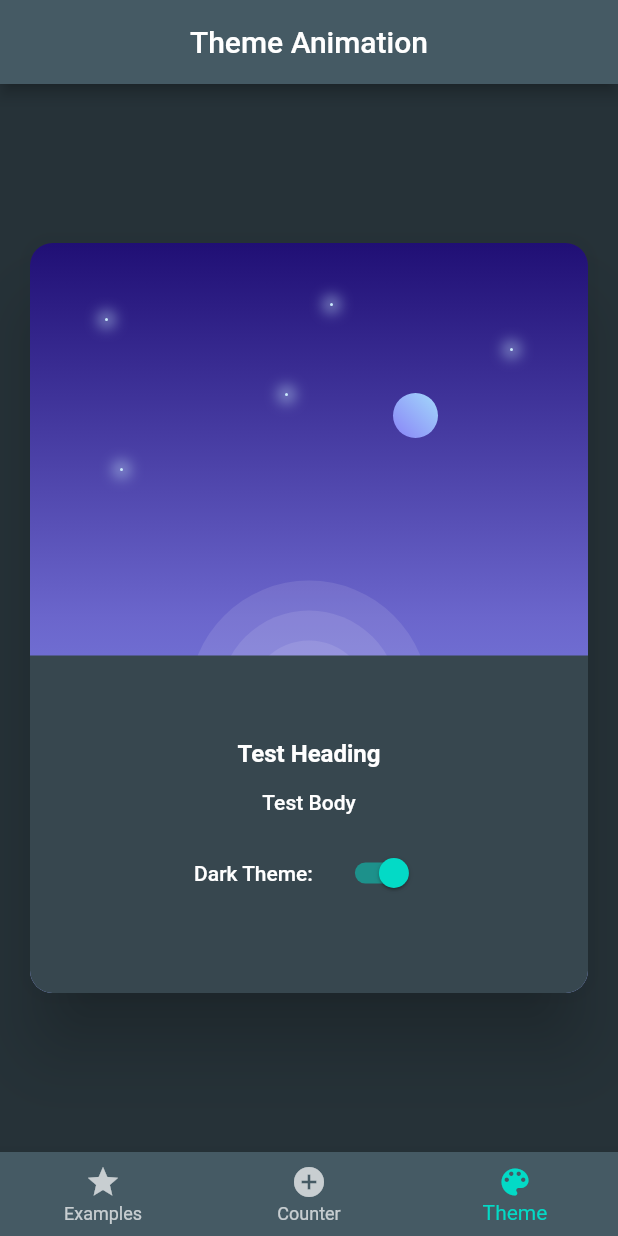
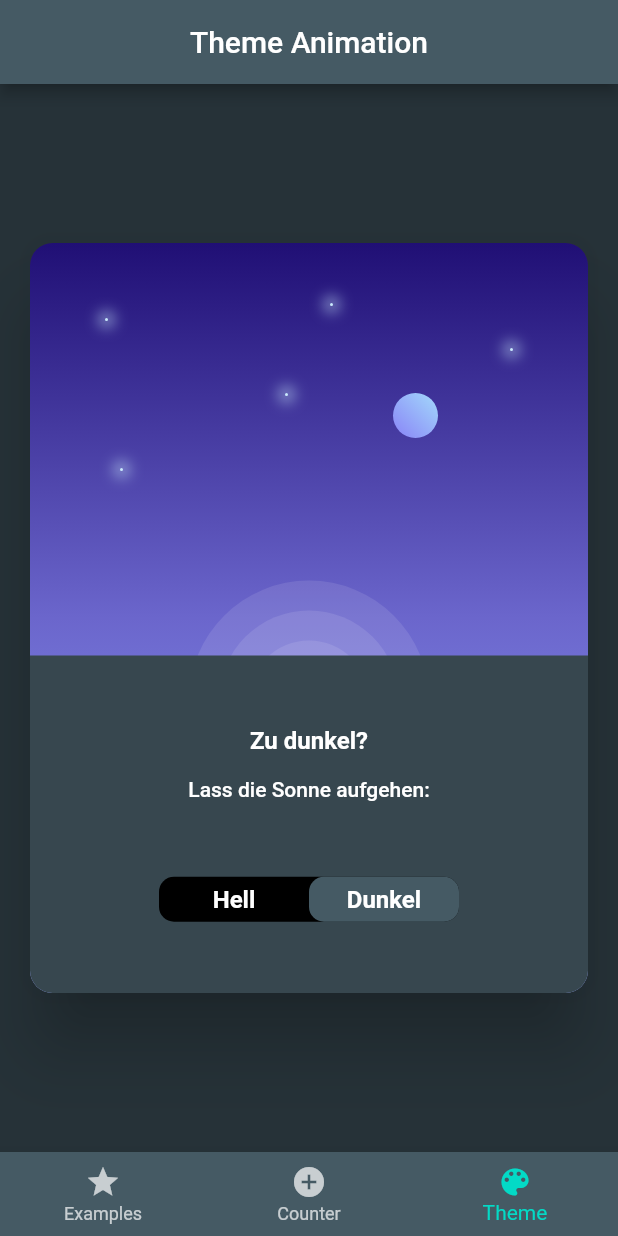
Before and after one commit to SymLynks/flutter_basics_tutorial_progress, a Flutter app: the screen it shows after launch, item 3 of the bottom bar chosen, on a phone screen of 412 x 824 dp. Run offline on Flutter 3.47's test engine with Material 2 defaults, Android fonts, the light colour scheme and no system bars.

Commit message:
added animated theme switch and theme panel width constraints

```diff
--- a/lib/presentation/theme_animation/theme_animation_page.dart
+++ b/lib/presentation/theme_animation/theme_animation_page.dart
@@ -3,6 +3,7 @@ import 'package:flutter_grundlagen/application/theme_service.dart';
 import 'package:flutter_grundlagen/presentation/theme_animation/widgets/moon.dart';
 import 'package:flutter_grundlagen/presentation/theme_animation/widgets/star.dart';
 import 'package:flutter_grundlagen/presentation/theme_animation/widgets/sun.dart';
+import 'package:flutter_grundlagen/presentation/theme_animation/widgets/theme_switch.dart';
 import 'package:provider/provider.dart';
 
 class ThemeAnimationPage extends StatelessWidget {
@@ -27,7 +28,7 @@ class ThemeAnimationPage extends StatelessWidget {
               borderRadius: BorderRadius.circular(15),
               elevation: 20,
               child: ConstrainedBox(
-                constraints: const BoxConstraints(minWidth: double.infinity),
+                constraints: const BoxConstraints(minWidth: 100, maxWidth: 500),
                 child: Container(
                   height: 500,
                   decoration: BoxDecoration(
@@ -49,16 +50,11 @@ class ThemeAnimationPage extends StatelessWidget {
                   ),
                   child: Stack(
                     children: [
-                      const Positioned(
-                          top: 70, right: 50, child: AnimatedStar()),
-                      const Positioned(
-                          top: 150, left: 60, child: AnimatedStar()),
-                      const Positioned(
-                          top: 40, left: 200, child: AnimatedStar()),
-                      const Positioned(
-                          top: 50, left: 50, child: AnimatedStar()),
-                      const Positioned(
-                          top: 100, right: 200, child: AnimatedStar()),
+                      const Positioned(top: 70, right: 50, child: AnimatedStar()),
+                      const Positioned(top: 150, left: 60, child: AnimatedStar()),
+                      const Positioned(top: 40, left: 200, child: AnimatedStar()),
+                      const Positioned(top: 50, left: 50, child: AnimatedStar()),
+                      const Positioned(top: 100, right: 200, child: AnimatedStar()),
                       AnimatedPositioned(
                         duration: const Duration(milliseconds: 400),
                         top: themeService.isDarkModeOn ? 100 : 130,
@@ -71,14 +67,14 @@ class ThemeAnimationPage extends StatelessWidget {
                       ),
                       AnimatedPadding(
                         duration: const Duration(milliseconds: 200),
-                        padding: EdgeInsets.only(
-                            top: themeService.isDarkModeOn ? 110 : 50),
+                        padding: EdgeInsets.only(top: themeService.isDarkModeOn ? 110 : 50),
                         child: const Center(child: Sun()),
                       ),
                       Align(
                         alignment: Alignment.bottomCenter,
                         child: Container(
                           height: 225,
+                          width: double.infinity,
                           decoration: BoxDecoration(
                             color: _themeData.colorScheme.onPrimary,
                             borderRadius: const BorderRadius.only(
@@ -89,28 +85,27 @@ class ThemeAnimationPage extends StatelessWidget {
                           child: Column(
                             mainAxisAlignment: MainAxisAlignment.center,
                             children: [
-                              Text('Test Heading',
+                              Text(themeService.isDarkModeOn ? 'Zu dunkel?' : 'Zu hell?',
                                   style: _themeData.textTheme.headline1),
                               const SizedBox(height: 15),
-                              Text('Test Body',
+                              Text(
+                                  themeService.isDarkModeOn ? 'Lass die Sonne aufgehen:' : 'Lass die Sonne untergehen:',
                                   style: _themeData.textTheme.bodyText1),
-                              const SizedBox(height: 15),
-                              Row(
+                              const SizedBox(height: 50),
+                              const ThemeSwitcher(),
+                              /*Row(
                                 mainAxisAlignment: MainAxisAlignment.center,
                                 children: [
-                                  Text('Dark Theme:',
-                                      style: _themeData.textTheme.bodyText1),
+                                  Text('Dark Theme:', style: _themeData.textTheme.bodyText1),
                                   const SizedBox(width: 15),
                                   Switch(
                                     value: themeService.isDarkModeOn,
                                     onChanged: (value) {
-                                      Provider.of<ThemeService>(context,
-                                              listen: false)
-                                          .toggleTheme();
+                                      Provider.of<ThemeService>(context, listen: false).toggleTheme();
                                     },
                                   ),
                                 ],
-                              ),
+                              ),*/
                             ],
                           ),
                         ),
--- /dev/null
+++ b/lib/presentation/theme_animation/widgets/theme_switch.dart
@@ -0,0 +1,77 @@
+import 'package:flutter/material.dart';
+import 'package:flutter_grundlagen/application/theme_service.dart';
+import 'package:provider/provider.dart';
+
+class ThemeSwitcher extends StatelessWidget {
+  const ThemeSwitcher({Key? key}) : super(key: key);
+
+  @override
+  Widget build(BuildContext context) {
+    final themeProvider = Provider.of<ThemeService>(context);
+
+    final _themeData = Theme.of(context);
+
+    final Color backgroundColor = _themeData.colorScheme.primaryVariant;
+
+    final Color buttonColor = _themeData.bottomAppBarColor;
+
+    final List<String> switchText = ["Hell", "Dunkel"];
+    return SizedBox(
+      width: 200,
+      height: 30,
+      child: Stack(
+        children: <Widget>[
+          InkWell(
+            onHover: (_) {},
+            onTap: () {
+              Provider.of<ThemeService>(context, listen: false).toggleTheme();
+            },
+            child: Container(
+              height: 30,
+              decoration: BoxDecoration(
+                color: backgroundColor,
+                borderRadius: BorderRadius.circular(10),
+              ),
+              child: Row(mainAxisAlignment: MainAxisAlignment.spaceBetween, children: [
+                Expanded(
+                  child: Center(
+                    child: Text(switchText[0], style: _themeData.textTheme.headline1),
+                  ),
+                ),
+                Expanded(
+                  child: Center(
+                    child: Text(switchText[1], style: _themeData.textTheme.headline1),
+                  ),
+                ),
+              ]),
+            ),
+          ),
+          InkWell(
+            onHover: (_) {},
+            onTap: () {
+              Provider.of<ThemeService>(context, listen: false).toggleTheme();
+            },
+            child: AnimatedAlign(
+              duration: const Duration(milliseconds: 200),
+              curve: Curves.decelerate,
+              alignment: !themeProvider.isDarkModeOn ? Alignment.centerLeft : Alignment.centerRight,
+              child: Container(
+                width: 100,
+                height: 30,
+                decoration: ShapeDecoration(
+                  color: buttonColor,
+                  shape: RoundedRectangleBorder(
+                    borderRadius: BorderRadius.circular(10),
+                  ),
+                ),
+                alignment: Alignment.center,
+                child: Text(!themeProvider.isDarkModeOn ? switchText[0] : switchText[1],
+                    style: _themeData.textTheme.headline1),
+              ),
+            ),
+          )
+        ],
+      ),
+    );
+  }
+}
```
